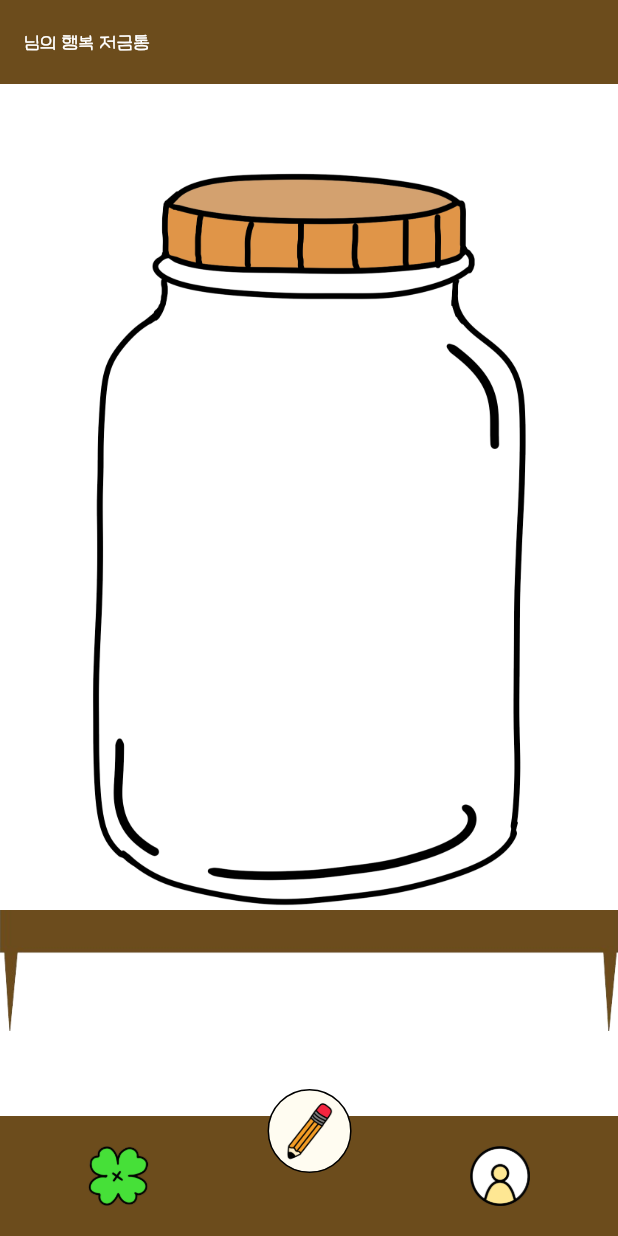
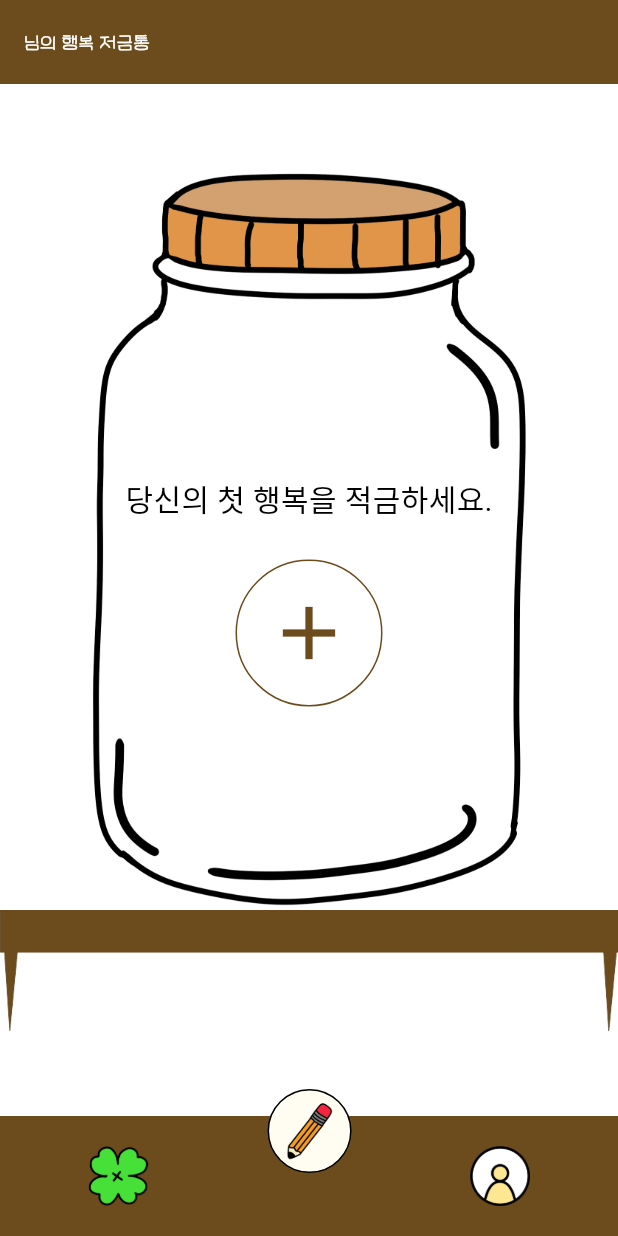
Before and after one commit to soju96/capsule, a Flutter app: the screen it shows after launch, on a phone screen of 412 x 824 dp. Run offline on Flutter 3.47's test engine with Material 3 defaults, Android fonts, the phone set to English and light mode, and no system bars.

Commit message:
[wk] / update / home_screen [wk] / add / index_screen

```diff
--- a/lib/src/pages/home_screen.dart
+++ b/lib/src/pages/home_screen.dart
@@ -18,9 +18,44 @@ class HomeScreen extends StatelessWidget {
         child: Column(
           mainAxisAlignment: MainAxisAlignment.center,
           children: [
-            Image.asset(
-              'assets/images/bottle.png',
-              width: 300,
+            Stack(
+              alignment: Alignment.center,
+              children: [
+                Image.asset(
+                  'assets/images/bottle.png',
+                  width: 300,
+                ),
+                Column(
+                  children: [
+                    const SizedBox(
+                      height: 70,
+                    ),
+                    const Text(
+                      '당신의 첫 행복을 적금하세요.',
+                      style: TextStyle(fontSize: 20),
+                    ),
+                    const SizedBox(
+                      height: 25,
+                    ),
+                    Container(
+                      padding: const EdgeInsets.all(10),
+                      decoration: BoxDecoration(
+                        shape: BoxShape.circle,
+                        border:
+                            Border.all(color: Theme.of(context).primaryColor),
+                      ),
+                      child: IconButton(
+                        onPressed: () {},
+                        icon: const Icon(
+                          Icons.add,
+                          size: 60,
+                        ),
+                        color: Theme.of(context).primaryColor,
+                      ),
+                    ),
+                  ],
+                )
+              ],
             ),
             Image.asset('assets/images/shelf.png')
           ],
```
Also changed, not shown: lib/src/pages/index_screen.dart (added), lib/src/widgets/widget.dart (deleted).
